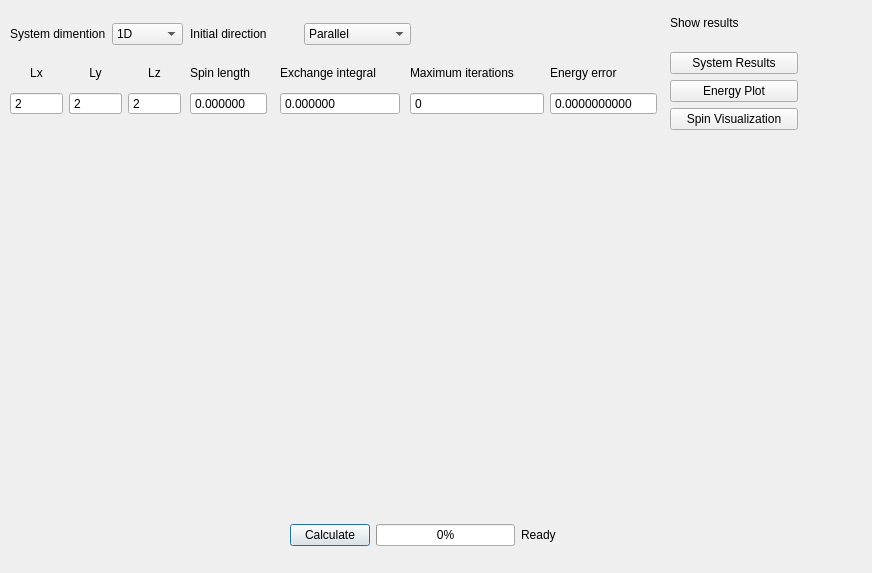
Old version of the form FaustSpin/UrFaustGUI_TEST_1/parameters_dialog.ui in the repository MadComputationalPhys2003/Progect_Gonchar.
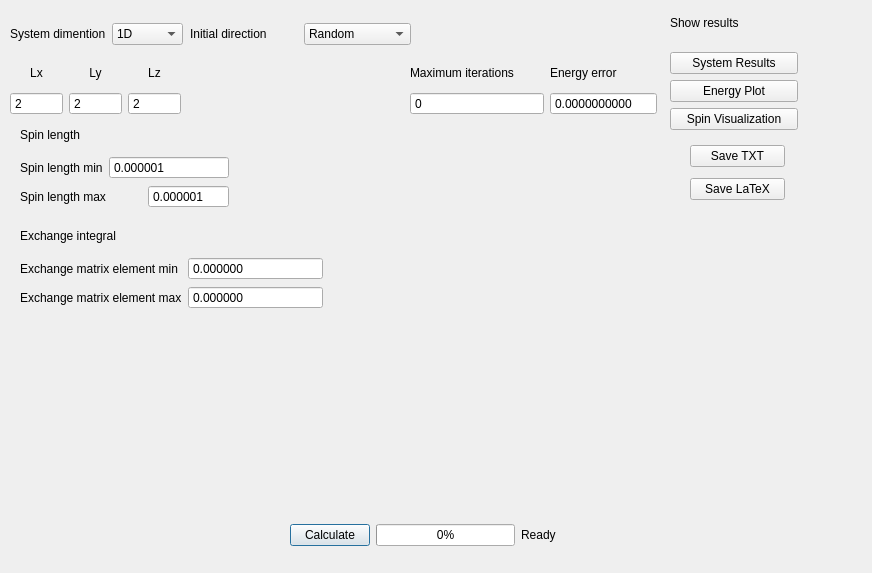
New version of the form.

The edit to the form file:
```diff
--- a/FaustSpin/UrFaustGUI_TEST_1/parameters_dialog.ui
+++ b/FaustSpin/UrFaustGUI_TEST_1/parameters_dialog.ui
@@ -133,6 +133,9 @@
     </item>
     <item row="0" column="1">
      <widget class="QComboBox" name="InitialDirectionComboBox">
+      <property name="currentIndex">
+       <number>1</number>
+      </property>
       <item>
        <property name="text">
         <string>Parallel</string>
@@ -156,60 +159,7 @@
      <height>55</height>
     </rect>
    </property>
-   <layout class="QGridLayout" name="gridLayout_4">
-    <item row="0" column="0">
-     <widget class="QLabel" name="label_6">
-      <property name="text">
-       <string>Spin length</string>
-      </property>
-     </widget>
-    </item>
-    <item row="1" column="0">
-     <widget class="QDoubleSpinBox" name="SpinLengthDoubleSpinBox">
-      <property name="buttonSymbols">
-       <enum>QAbstractSpinBox::ButtonSymbols::NoButtons</enum>
-      </property>
-      <property name="decimals">
-       <number>6</number>
-      </property>
-     </widget>
-    </item>
-   </layout>
-  </widget>
-  <widget class="QWidget" name="layoutWidget">
-   <property name="geometry">
-    <rect>
-     <x>280</x>
-     <y>60</y>
-     <width>120</width>
-     <height>55</height>
-    </rect>
-   </property>
-   <layout class="QGridLayout" name="gridLayout_5">
-    <item row="0" column="0">
-     <widget class="QLabel" name="label_7">
-      <property name="text">
-       <string>Exchange integral</string>
-      </property>
-     </widget>
-    </item>
-    <item row="1" column="0">
-     <widget class="QDoubleSpinBox" name="ExchangeIntegralDoubleSpinBox">
-      <property name="buttonSymbols">
-       <enum>QAbstractSpinBox::ButtonSymbols::NoButtons</enum>
-      </property>
-      <property name="decimals">
-       <number>6</number>
-      </property>
-      <property name="minimum">
-       <double>-99.000000000000000</double>
-      </property>
-      <property name="maximum">
-       <double>99.000000000000000</double>
-      </property>
-     </widget>
-    </item>
-   </layout>
+   <layout class="QGridLayout" name="gridLayout_4"/>
   </widget>
   <widget class="QWidget" name="layoutWidget">
    <property name="geometry">
@@ -345,6 +295,162 @@
     </item>
    </layout>
   </widget>
+  <widget class="QWidget" name="">
+   <property name="geometry">
+    <rect>
+     <x>20</x>
+     <y>120</y>
+     <width>209</width>
+     <height>88</height>
+    </rect>
+   </property>
+   <layout class="QGridLayout" name="gridLayout_10">
+    <item row="0" column="0">
+     <widget class="QLabel" name="label_6">
+      <property name="text">
+       <string>Spin length</string>
+      </property>
+     </widget>
+    </item>
+    <item row="1" column="0">
+     <widget class="QLabel" name="label_11">
+      <property name="text">
+       <string>Spin length min</string>
+      </property>
+     </widget>
+    </item>
+    <item row="1" column="1" colspan="2">
+     <widget class="QDoubleSpinBox" name="SpinLengthMinDoubleSpinBox">
+      <property name="buttonSymbols">
+       <enum>QAbstractSpinBox::ButtonSymbols::NoButtons</enum>
+      </property>
+      <property name="decimals">
+       <number>6</number>
+      </property>
+      <property name="minimum">
+       <double>0.000001000000000</double>
+      </property>
+      <property name="maximum">
+       <double>1000.000000000000000</double>
+      </property>
+     </widget>
+    </item>
+    <item row="2" column="0" colspan="2">
+     <widget class="QLabel" name="label_12">
+      <property name="text">
+       <string>Spin length max</string>
+      </property>
+     </widget>
+    </item>
+    <item row="2" column="2">
+     <widget class="QDoubleSpinBox" name="SpinLengthMaxDoubleSpinBox">
+      <property name="buttonSymbols">
+       <enum>QAbstractSpinBox::ButtonSymbols::NoButtons</enum>
+      </property>
+      <property name="decimals">
+       <number>6</number>
+      </property>
+      <property name="minimum">
+       <double>0.000001000000000</double>
+      </property>
+      <property name="maximum">
+       <double>1000.000000000000000</double>
+      </property>
+     </widget>
+    </item>
+   </layout>
+  </widget>
+  <widget class="QWidget" name="">
+   <property name="geometry">
+    <rect>
+     <x>20</x>
+     <y>221</y>
+     <width>303</width>
+     <height>88</height>
+    </rect>
+   </property>
+   <layout class="QGridLayout" name="gridLayout_5">
+    <item row="0" column="0" colspan="2">
+     <widget class="QLabel" name="label_7">
+      <property name="text">
+       <string>Exchange integral</string>
+      </property>
+     </widget>
+    </item>
+    <item row="1" column="0">
+     <widget class="QLabel" name="label_13">
+      <property name="text">
+       <string>Exchange matrix element min</string>
+      </property>
+     </widget>
+    </item>
+    <item row="1" column="1">
+     <widget class="QDoubleSpinBox" name="ExchangeIntegralMinDoubleSpinBox">
+      <property name="buttonSymbols">
+       <enum>QAbstractSpinBox::ButtonSymbols::NoButtons</enum>
+      </property>
+      <property name="decimals">
+       <number>6</number>
+      </property>
+      <property name="minimum">
+       <double>-1000.000000000000000</double>
+      </property>
+      <property name="maximum">
+       <double>1000.000000000000000</double>
+      </property>
+     </widget>
+    </item>
+    <item row="2" column="0">
+     <widget class="QLabel" name="label_14">
+      <property name="text">
+       <string>Exchange matrix element max</string>
+      </property>
+     </widget>
+    </item>
+    <item row="2" column="1">
+     <widget class="QDoubleSpinBox" name="ExchangeIntegralMaxDoubleSpinBox">
+      <property name="buttonSymbols">
+       <enum>QAbstractSpinBox::ButtonSymbols::NoButtons</enum>
+      </property>
+      <property name="decimals">
+       <number>6</number>
+      </property>
+      <property name="minimum">
+       <double>-1000.000000000000000</double>
+      </property>
+      <property name="maximum">
+       <double>1000.000000000000000</double>
+      </property>
+     </widget>
+    </item>
+   </layout>
+  </widget>
+  <widget class="QWidget" name="">
+   <property name="geometry">
+    <rect>
+     <x>690</x>
+     <y>140</y>
+     <width>95</width>
+     <height>67</height>
+    </rect>
+   </property>
+   <layout class="QGridLayout" name="gridLayout_11">
+    <item row="0" column="0">
+     <widget class="QPushButton" name="saveTxtButton">
+      <property name="text">
+       <string>Save TXT</string>
+      </property>
+     </widget>
+    </item>
+    <item row="1" column="0">
+     <widget class="QPushButton" name="saveTexButton">
+      <property name="text">
+       <string>Save LaTeX</string>
+      </property>
+     </widget>
+    </item>
+   </layout>
+  </widget>
  </widget>
  <resources/>
  <connections/>
```
